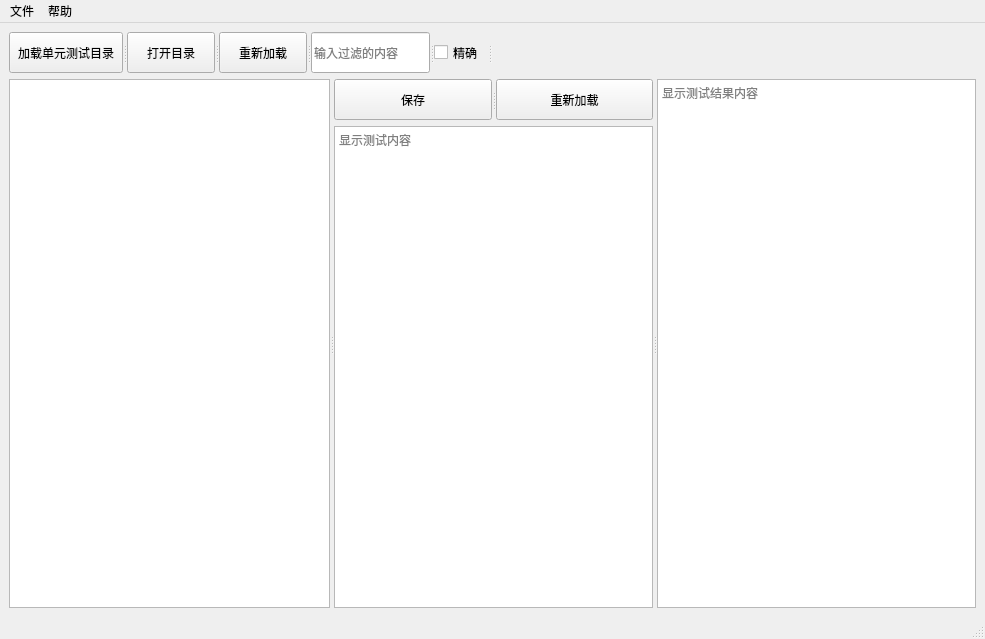
weilaidb/codetools, file codesets/supertest.ui: the form before one commit.
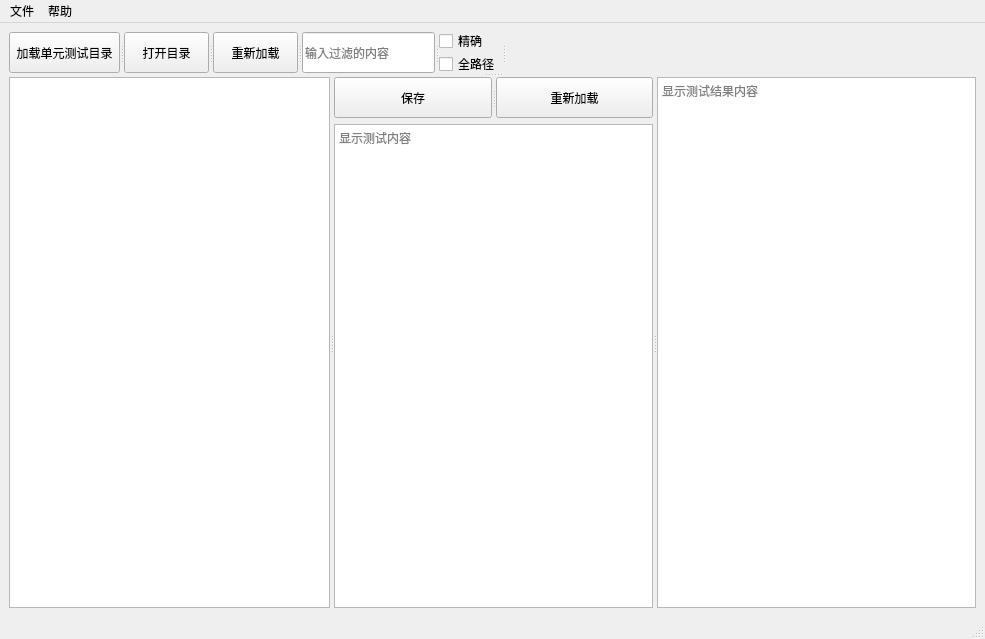
The form after the commit.

Commit message: 扫描时添加全路径选择

The edit to the form file:
```diff
--- a/codesets/supertest.ui
+++ b/codesets/supertest.ui
@@ -16,8 +16,10 @@
   <widget class="QWidget" name="centralwidget">
    <layout class="QGridLayout" name="gridLayout">
     <item row="0" column="0">
-     <layout class="QVBoxLayout" name="verticalLayout_2">
-      <item>
+     <widget class="QSplitter" name="splitter_5">
+      <property name="orientation">
+       <enum>Qt::Vertical</enum>
+      </property>
        <widget class="QSplitter" name="splitter_2">
         <property name="orientation">
          <enum>Qt::Horizontal</enum>
@@ -86,15 +88,46 @@
          </property>
         </widget>
         <widget class="QLineEdit" name="lineEdit">
+        <property name="minimumSize">
+         <size>
+          <width>133</width>
+          <height>41</height>
+         </size>
+        </property>
          <property name="placeholderText">
           <string>输入过滤的内容</string>
          </property>
         </widget>
+       <widget class="QWidget" name="">
+        <layout class="QVBoxLayout" name="verticalLayout_2">
+         <item>
         <widget class="QCheckBox" name="checkBox">
+           <property name="maximumSize">
+            <size>
+             <width>59</width>
+             <height>16</height>
+            </size>
+           </property>
          <property name="text">
           <string>精确</string>
          </property>
         </widget>
+         </item>
+         <item>
+          <widget class="QCheckBox" name="checkBox_fullPath">
+           <property name="maximumSize">
+            <size>
+             <width>59</width>
+             <height>16</height>
+            </size>
+           </property>
+           <property name="text">
+            <string>全路径</string>
+           </property>
+          </widget>
+         </item>
+        </layout>
+       </widget>
         <widget class="QLabel" name="label_load_path">
          <property name="sizePolicy">
           <sizepolicy hsizetype="Expanding" vsizetype="Preferred">
@@ -119,8 +152,6 @@
          </property>
         </widget>
        </widget>
-      </item>
-      <item>
        <widget class="QSplitter" name="splitter_4">
         <property name="orientation">
          <enum>Qt::Horizontal</enum>
@@ -142,7 +173,7 @@
          <property name="orientation">
           <enum>Qt::Horizontal</enum>
          </property>
-         <widget class="QWidget" name="">
+        <widget class="QWidget" name="layoutWidget">
           <layout class="QVBoxLayout" name="verticalLayout">
            <item>
             <widget class="QSplitter" name="splitter_3">
@@ -201,8 +232,7 @@
          </widget>
         </widget>
        </widget>
-      </item>
-     </layout>
+     </widget>
     </item>
    </layout>
   </widget>
```
Lines whose indentation alone changed are shown as unchanged. The commit also changes 10 other files.
